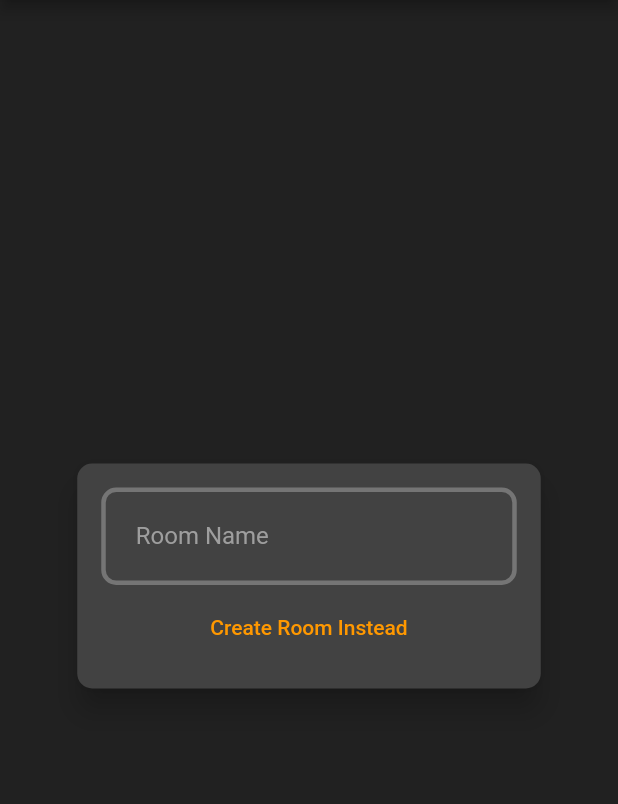
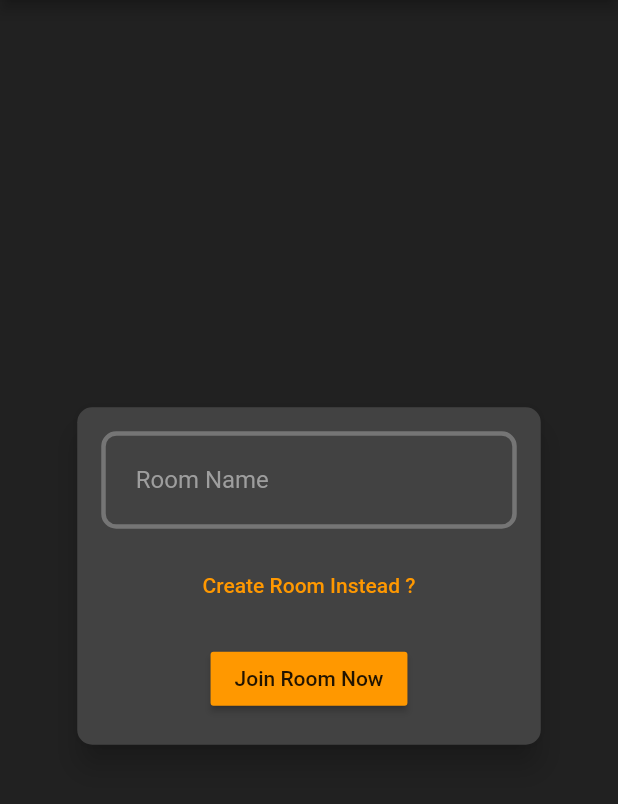
Before and after one commit to sharmayash/EduServe, a Flutter app: the ChatCreation screen opened by its route, on a phone screen of 412 x 824 dp, the part 84-888 px from its top. Run offline on Flutter 3.47's test engine with Material 2 defaults, Android fonts, the phone set to English and light mode, and no system bars; our stand-ins replace graphql_flutter, socket_io_client.

Commit message:
#11 chat creation done

```diff
--- a/mobile_frontend/lib/config/client.dart
+++ b/mobile_frontend/lib/config/client.dart
@@ -1,9 +1,9 @@
 import 'package:flutter/cupertino.dart';
 import 'package:graphql_flutter/graphql_flutter.dart';
 
-String hostName = "localhost"; // For chrome
+// String hostName = "localhost"; // For chrome
 // String hostName = "10.0.2.2"; //Set "No Proxy" in android emulator settings.
-// String hostName = "192.168.43.27"; // Set "manual proxy" with IP = yourIP and port = 4000 in emulator
+String hostName = "192.168.43.27"; // Set "manual proxy" with IP = yourIP and port = 4000 in emulator
 
 class Config {
   static final HttpLink httpLink =
--- a/mobile_frontend/lib/main.dart
+++ b/mobile_frontend/lib/main.dart
@@ -22,7 +22,7 @@ class MyApp extends StatelessWidget {
         ChangeNotifierProvider(create: (ctx) => Auth()),
         ChangeNotifierProxyProvider<Auth, ChatProvider>(
           update: (ctx, auth, chats) => ChatProvider(
-              auth.userDetails['userId'], auth.userDetails['token']),
+              auth.userDetails['token'], auth.userDetails['userId']),
           create: null,
         )
       ],
@@ -46,6 +46,7 @@ class MyApp extends StatelessWidget {
                   ),
                 )),
         home: MyHomePage(),
+        // home: ChatCreation(),
         routes: {
           Login.routeName: (ctx) => Login(),
           SignUp.routeName: (ctx) => SignUp(),
--- a/mobile_frontend/lib/screens/chat/chatCreation.dart
+++ b/mobile_frontend/lib/screens/chat/chatCreation.dart
@@ -1,8 +1,8 @@
 import 'package:flutter/material.dart';
-// import 'package:provider/provider.dart';
+import 'package:provider/provider.dart';
 
 // import '../../provider/auth.dart';
-// import '../../provider/chat.dart';
+import '../../provider/chat.dart';
 
 import '../../widgets/MyDrwr.dart';
 import '../../widgets/buildTextField.dart';
@@ -30,9 +30,6 @@ class _ChatCreationState extends State<ChatCreation>
     _opacityAnimation = Tween(begin: 0.0, end: 1.0)
         .animate(CurvedAnimation(parent: _controller, curve: Curves.easeIn));
     super.initState();
-    // Provider.of<ChatProvider>(context, listen: false).seeIfConnected();
-    // Provider.of<ChatProvider>(context, listen: false)
-    //     .createRoom("bagda family", false);
   }
 
   void _switchModeOfChat() {
@@ -47,6 +44,16 @@ class _ChatCreationState extends State<ChatCreation>
       });
       _controller.reverse();
     }
+  }
+
+  void _createRoom() {
+    Provider.of<ChatProvider>(context, listen: false)
+        .createRoom(_roomNameC.text, isPrivate);
+  }
+
+  void _joinRoom() {
+    // Provider.of<ChatProvider>(context, listen: false)
+    //     .joinRoom(_roomNameC.text, isPrivate);
   }
 
   @override
@@ -68,18 +75,19 @@ class _ChatCreationState extends State<ChatCreation>
           child: AnimatedContainer(
             duration: Duration(milliseconds: 300),
             curve: Curves.easeIn,
-            height: currentChatMode == ModeofChat.create ? 250 : 150,
+            height: currentChatMode == ModeofChat.create ? 350 : 225,
             constraints: BoxConstraints(
-                minHeight: currentChatMode == ModeofChat.create ? 250 : 150),
+                minHeight: currentChatMode == ModeofChat.create ? 350 : 225),
             width: deviceSize.width * 0.75,
             padding: EdgeInsets.all(16.0),
             child: SingleChildScrollView(
               child: Column(
+                mainAxisAlignment: MainAxisAlignment.spaceEvenly,
                 children: <Widget>[
                   BuildTextField(context, _roomNameC, 'Room Name',
                       TextInputType.text, false),
                   SizedBox(
-                    height: 10,
+                    height: 20,
                   ),
                   AnimatedContainer(
                     duration: Duration(milliseconds: 300),
@@ -91,7 +99,7 @@ class _ChatCreationState extends State<ChatCreation>
                     child: FadeTransition(
                       opacity: _opacityAnimation,
                       child: Row(
-                        mainAxisAlignment: MainAxisAlignment.spaceEvenly,
+                        mainAxisAlignment: MainAxisAlignment.center,
                         children: <Widget>[
                           Text("Is This Private Chat ?"),
                           Switch(
@@ -110,13 +118,25 @@ class _ChatCreationState extends State<ChatCreation>
                   ),
                   FlatButton(
                     child: Text(
-                        '${currentChatMode == ModeofChat.join ? 'Create Room' : 'Join Room'} Instead'),
+                        '${currentChatMode == ModeofChat.join ? 'Create Room' : 'Join Room'} Instead ?'),
                     onPressed: _switchModeOfChat,
                     padding:
                         EdgeInsets.symmetric(horizontal: 30.0, vertical: 4),
                     materialTapTargetSize: MaterialTapTargetSize.shrinkWrap,
                     textColor: Theme.of(context).primaryColor,
                   ),
+                  SizedBox(
+                    height: 20,
+                  ),
+                  RaisedButton(
+                    child: Text(
+                        '${currentChatMode == ModeofChat.join ? 'Join Room Now' : 'Create Room Now'}'),
+                    onPressed: currentChatMode == ModeofChat.join
+                        ? _joinRoom
+                        : _createRoom,
+                    color: Theme.of(context).primaryColor,
+                    splashColor: Colors.deepOrange,
+                  )
                 ],
               ),
             ),
```
Also changed, not shown: mobile_frontend/lib/provider/chat.dart (+24 -4 lines).
